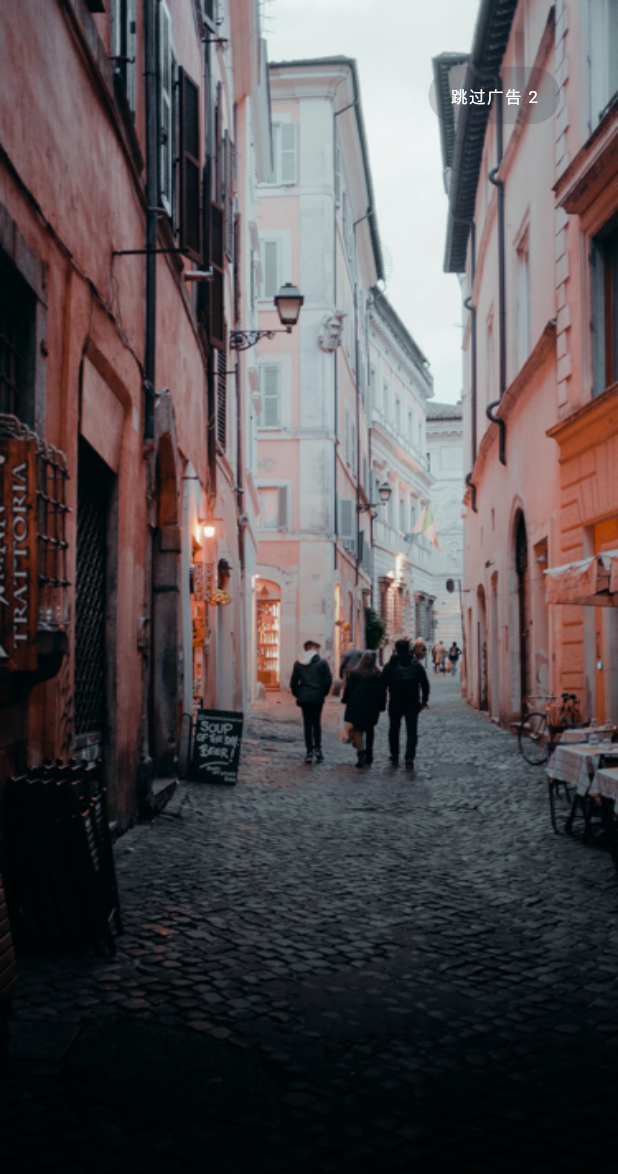
After one commit to huajian123/flutter_app, a Flutter app: the StartDev screen opened directly, on a phone screen of 412 x 824 dp. The commit adds this screen. Shown: the top 1174 px of the screen. Run offline on Flutter 3.47's test engine with Material 2 defaults, Android fonts, the phone set to English and light mode, and no system bars; our stand-ins replace cookie_jar, dio, dio_cookie_manager, fluro, flutter_screenutil, fluttertoast and 2 more; accounts and stored records are empty; statements that could not run were skipped.

Commit message:
添加闪屏页

```diff
--- a/lib/common/router/routes.dart
+++ b/lib/common/router/routes.dart
@@ -2,11 +2,13 @@ import 'package:flutter/material.dart';
 import 'package:fluro/fluro.dart';
 
 part 'login_handler.dart';
+part 'start_adv_handler.dart';
 
 class Routes {
   static String root = "/";
 
   /*-----登录--------*/
+  static String startAdvPage = "/startAdvpage";
   static String loginPage = "/login";
 
   // 路由配置
@@ -16,7 +18,8 @@ class Routes {
           print("找不到路由");
         });
 
-    /*-----登录--------*/
+    /*-----启动页--------*/
     router.define(loginPage, handler: loginHander);
+    router.define(startAdvPage, handler: startAdvHander);
   }
 }
--- /dev/null
+++ b/lib/common/router/start_adv_handler.dart
@@ -0,0 +1,6 @@
+part of 'routes.dart';
+/*-------启动广告页------*/
+Handler startAdvHander = Handler(
+    handlerFunc: (BuildContext context, Map<String, List<String>> params) {
+      return Text("启动页");
+    });
--- a/lib/pages/index/index.dart
+++ b/lib/pages/index/index.dart
@@ -18,6 +18,6 @@ class _IndexPageState extends State<IndexPage> {
         ? Scaffold(
             body: IntroScreen(),
           )
-        : Global.isOfflineLogin == true ? Text("业务页面") : Login();
+        : Global.isOfflineLogin == true ? Text("业务页面") : StartDev();
   }
 }
--- a/lib/pages/pages.dart
+++ b/lib/pages/pages.dart
@@ -1,5 +1,6 @@
 library pages;
 
 export 'welcome_page/IntroScreen.dart';
+export 'welcome_page/start_dev.dart';
 export 'login/login.dart';
 export 'index/index.dart';
--- /dev/null
+++ b/lib/pages/welcome_page/start_dev.dart
@@ -0,0 +1,87 @@
+import 'dart:async';
+
+import 'package:flutter/material.dart';
+import 'package:flutterapp/common/utils/color_util.dart';
+import 'package:flutter_screenutil/flutter_screenutil.dart';
+
+class StartDev extends StatefulWidget {
+  @override
+  _StartDevState createState() => _StartDevState();
+}
+
+class _StartDevState extends State<StartDev> {
+  Timer _timer;
+  int _count = 3; //倒计时秒数
+
+  _initTimer() {
+    // 倒计时
+    _timer = Timer.periodic(new Duration(seconds: 1), (timer) {
+      setState(() {
+        if (_count <= 1) {
+          _timer.cancel();
+          _timer = null;
+          print("已经结束");
+        } else {
+          _count = _count - 1;
+        }
+      });
+    });
+  }
+
+  @override
+  void initState() {
+    super.initState();
+    _initTimer();
+  }
+
+  _goMain() {
+    print("进入业务页面");
+  }
+
+  @override
+  Widget build(BuildContext context) {
+    return Scaffold(
+      body: Stack(
+        children: <Widget>[
+          Container(
+            width: double.infinity,
+            height: double.infinity,
+            child: Image(
+              image: AssetImage("assets/images/start_bg.png"),
+              fit: BoxFit.fill,
+            ),
+// child: Image.asset("assets/images/start_bg.png"),
+          ),
+          Positioned(
+            top: 70.h,
+            right: 70.w,
+            child: GestureDetector(
+              onTap: (){
+                print("点击跳过了");
+              },
+              child: Container(
+                decoration: BoxDecoration(
+                  color: ColorsUtil.hexColor(0x2f3542,alpha: 0.2),
+
+                  borderRadius: new BorderRadius.circular(20.0)
+                ),
+                width: 160.w,
+                height: 60.h,
+                child: Center(
+                  child: Text(
+                    "跳过广告 " + _count.toString(),
+                    style: TextStyle(
+                      color: Colors.white,
+                      fontSize: 20.sp,
+                      letterSpacing: 1,
+                    ),
+                  ),
+                ),
+              ),
+            ),
+          )
+        ],
+      ),
+    );
+  }
+}
```
Also changed, not shown: assets/images/2.0x/start_bg.png (added), assets/images/3.0x/start_bg.png (added), assets/images/start_bg.png (added), 6 other files.
